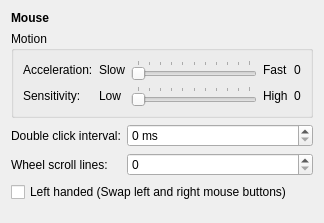
Above: lxqt-config-input/mouseconfig.ui from lxqt/lxqt-config before the change. Below: the same form after it.
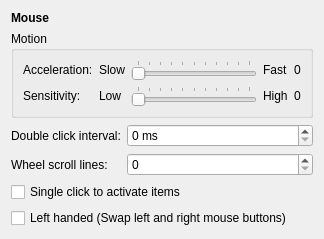
That is the form after the change.

Commit message: Option to set single-click as default and sigle-click handling in system settings' main window

The edit to the form file:
```diff
--- a/lxqt-config-input/mouseconfig.ui
+++ b/lxqt-config-input/mouseconfig.ui
@@ -154,13 +154,20 @@
    <item row="5" column="1">
     <widget class="QSpinBox" name="wheelScrollLines"/>
    </item>
-   <item row="6" column="0" colspan="2">
+   <item row="7" column="0" colspan="2">
     <widget class="QCheckBox" name="mouseLeftHanded">
      <property name="text">
       <string>Left handed (Swap left and right mouse buttons)</string>
      </property>
     </widget>
    </item>
+   <item row="6" column="0" colspan="2">
+    <widget class="QCheckBox" name="singleClick">
+     <property name="text">
+      <string>Single click to activate items</string>
+     </property>
+    </widget>
+   </item>
   </layout>
  </widget>
  <resources/>
```
The commit also changes 4 other files.
